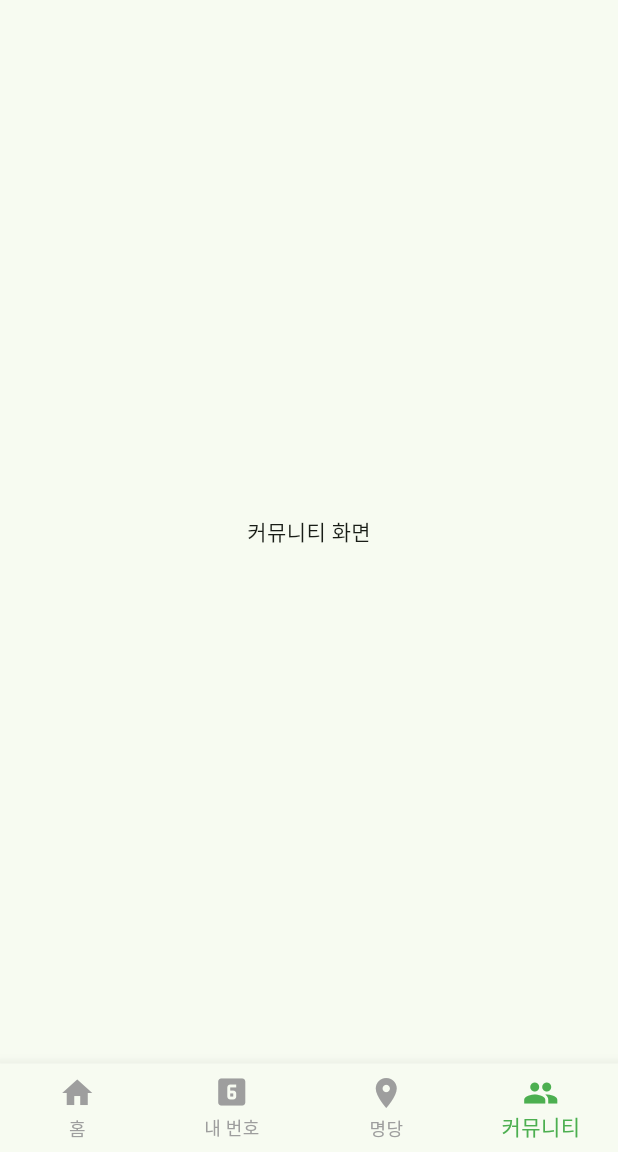
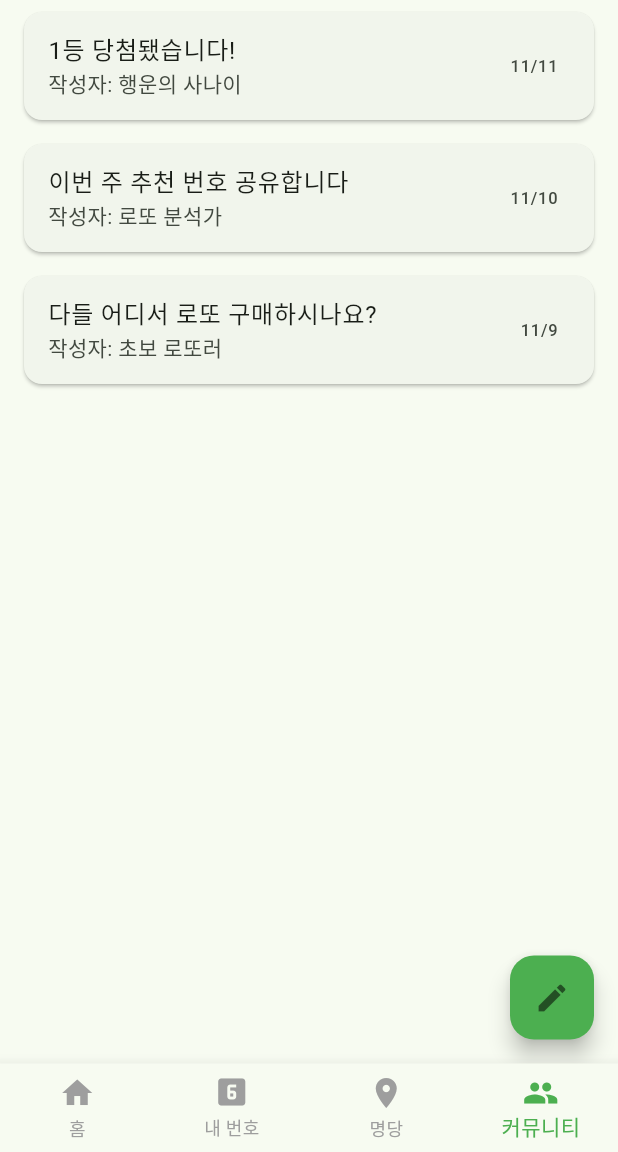
Before and after one commit to kwanghan-bae/clover_wallat_app, a Flutter app: the screen it shows after launch, item 4 of the bottom bar chosen, on a phone screen of 412 x 824 dp, the part 84-1236 px from its top. Run offline on Flutter 3.47's test engine with Material 3 defaults, Android fonts, the phone set to English and light mode, and no system bars.

Commit message:
feat: 커뮤니티 화면 기본 UI 구현
MVP 기능 중 하나인 커뮤니티 게시판의 기본 UI를 구현합니다.
- 에 더미 데이터를 사용하여 게시물 목록을 표시합니다.
- 각 목록 항목에는 제목, 작성자, 작성일이 표시됩니다.
- 새 글 작성을 위한 플로팅 액션 버튼을 추가합니다. (기능 미구현)
- 게시물 데이터를 위한  모델을 생성합니다.

```diff
--- /dev/null
+++ b/lib/models/post.dart
@@ -0,0 +1,13 @@
+class Post {
+  final String title;
+  final String author;
+  final String content;
+  final DateTime createdAt;
+
+  Post({
+    required this.title,
+    required this.author,
+    required this.content,
+    required this.createdAt,
+  });
+}
--- a/lib/screens/community_screen.dart
+++ b/lib/screens/community_screen.dart
@@ -1,12 +1,63 @@
 import 'package:flutter/material.dart';
+import 'package:clover_wallet_app/models/post.dart';
 
-class CommunityScreen extends StatelessWidget {
+class CommunityScreen extends StatefulWidget {
   const CommunityScreen({super.key});
 
   @override
+  State<CommunityScreen> createState() => _CommunityScreenState();
+}
+
+class _CommunityScreenState extends State<CommunityScreen> {
+  // Dummy data for now
+  final List<Post> _posts = [
+    Post(
+      title: '1등 당첨됐습니다!',
+      author: '행운의 사나이',
+      content: '오늘 아침에 확인해보니 1등에 당첨됐네요. 다들 좋은 기운 받아가세요!',
+      createdAt: DateTime.now().subtract(const Duration(hours: 2)),
+    ),
+    Post(
+      title: '이번 주 추천 번호 공유합니다',
+      author: '로또 분석가',
+      content: '과거 데이터를 분석해본 결과, 이번 주에는 3, 12, 19, 21, 33, 45 번이 유력해 보입니다.',
+      createdAt: DateTime.now().subtract(const Duration(days: 1)),
+    ),
+    Post(
+      title: '다들 어디서 로또 구매하시나요?',
+      author: '초보 로또러',
+      content: '유명한 명당이 따로 있나요? 아니면 그냥 집 근처에서 사시나요?',
+      createdAt: DateTime.now().subtract(const Duration(days: 2)),
+    ),
+  ];
+
+  @override
   Widget build(BuildContext context) {
-    return const Center(
-      child: Text('커뮤니티 화면'),
+    return Scaffold(
+      body: ListView.builder(
+        itemCount: _posts.length,
+        itemBuilder: (context, index) {
+          final post = _posts[index];
+          return Card(
+            margin: const EdgeInsets.symmetric(horizontal: 16, vertical: 8),
+            child: ListTile(
+              title: Text(post.title),
+              subtitle: Text('작성자: ${post.author}'),
+              trailing: Text('${post.createdAt.month}/${post.createdAt.day}'),
+              onTap: () {
+                // TODO: Navigate to post detail screen
+              },
+            ),
+          );
+        },
+      ),
+      floatingActionButton: FloatingActionButton(
+        onPressed: () {
+          // TODO: Navigate to post writing screen
+        },
+        child: const Icon(Icons.edit),
+        backgroundColor: Colors.green,
+      ),
     );
   }
 }
```
